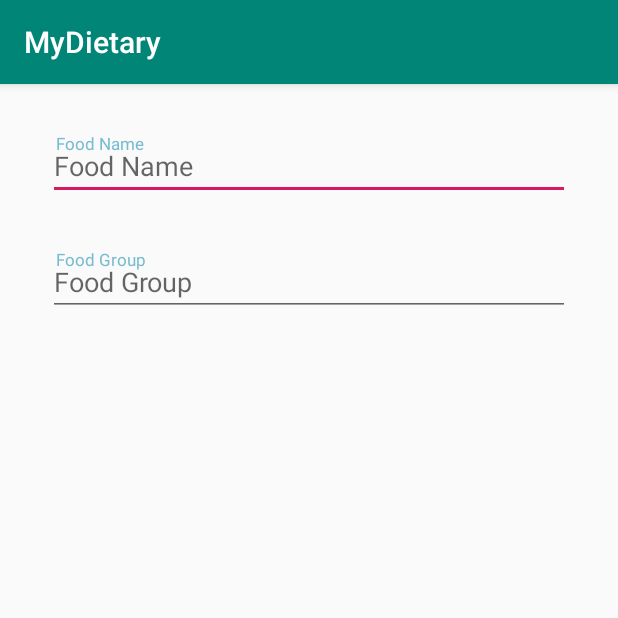
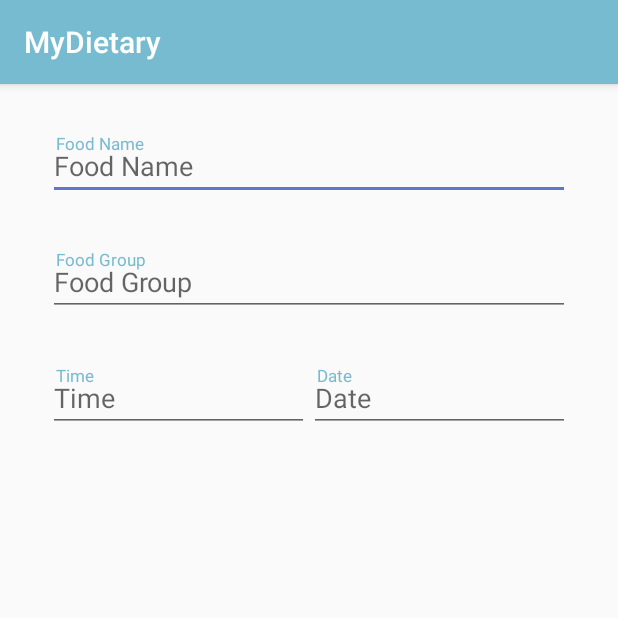
Before and after one commit to eladnaz/mobile-tech, an Android app: the screen it shows after launch (MainActivity), on a phone screen of 412 x 824 dp, the top half of it. Run offline under Robolectric (Android 15) with nearby library versions, the phone set to English and light mode, and no system bars.

Commit message:
Date Time Input added

```diff
--- a/app/src/main/res/layout/activity_main.xml
+++ b/app/src/main/res/layout/activity_main.xml
@@ -57,5 +57,80 @@
         app:layout_constraintStart_toStartOf="@+id/food_group_edit"
         app:layout_constraintTop_toTopOf="@+id/food_group_edit" />
 
+    <LinearLayout
+        android:layout_width="0dp"
+        android:layout_height="wrap_content"
+        android:layout_marginStart="32dp"
+        android:layout_marginTop="32dp"
+        android:layout_marginEnd="32dp"
+        android:orientation="horizontal"
+        app:layout_constraintEnd_toEndOf="parent"
+        app:layout_constraintStart_toStartOf="parent"
+        app:layout_constraintTop_toBottomOf="@+id/food_group_edit">
+
+        <androidx.constraintlayout.widget.ConstraintLayout
+            android:layout_width="0dp"
+            android:layout_height="wrap_content"
+            android:layout_weight="1">
+
+            <TextView
+                android:id="@+id/time_label"
+                android:layout_width="wrap_content"
+                android:layout_height="wrap_content"
+                android:layout_marginStart="5dp"
+                android:text="@string/time"
+                android:textColor="@color/themeLight"
+                android:textSize="5pt"
+                app:layout_constraintStart_toStartOf="@+id/time_edit"
+                app:layout_constraintTop_toTopOf="@+id/time_edit" />
+
+            <EditText
+                android:id="@+id/time_edit"
+                android:layout_width="wrap_content"
+                android:layout_height="wrap_content"
+                android:ems="10"
+                android:hint="@string/time"
+                android:focusable="false"
+                android:inputType="time"
+                app:layout_constraintStart_toStartOf="parent"
+                app:layout_constraintTop_toTopOf="parent" />
+
+        </androidx.constraintlayout.widget.ConstraintLayout>
+
+        <androidx.constraintlayout.widget.ConstraintLayout
+            android:layout_width="0dp"
+            android:layout_height="wrap_content"
+            android:layout_weight="1"
+            app:layout_constraintBottom_toBottomOf="parent"
+            app:layout_constraintEnd_toEndOf="parent"
+            app:layout_constraintStart_toStartOf="parent"
+            app:layout_constraintTop_toTopOf="parent">
+
+            <TextView
+                android:id="@+id/date_label"
+                android:layout_width="wrap_content"
+                android:layout_height="wrap_content"
+                android:layout_marginStart="5dp"
+                android:text="@string/date"
+                android:textColor="@color/themeLight"
+                android:textSize="5pt"
+                app:layout_constraintStart_toStartOf="@+id/date_edit"
+                app:layout_constraintTop_toTopOf="@+id/date_edit" />
+
+            <EditText
+                android:id="@+id/date_edit"
+                android:layout_width="wrap_content"
+                android:layout_height="wrap_content"
+                android:ems="10"
+                android:hint="@string/date"
+                android:inputType="date"
+                android:focusable="false"
+                app:layout_constraintEnd_toEndOf="parent"
+                app:layout_constraintTop_toTopOf="parent" />
+
+        </androidx.constraintlayout.widget.ConstraintLayout>
+
+    </LinearLayout>
+
 
 </androidx.constraintlayout.widget.ConstraintLayout>
--- a/app/src/main/res/values/colors.xml
+++ b/app/src/main/res/values/colors.xml
@@ -4,4 +4,7 @@
     <color name="colorPrimaryDark">#00574B</color>
     <color name="colorAccent">#D81B60</color>
     <color name="themeLight">#77bbd1</color>
+    <color name="themeDark">#6374CB</color>
+    <color name="grey">#808080</color>
+    <color name="white">#FFFFFF</color>
 </resources>
--- a/app/src/main/res/values/strings.xml
+++ b/app/src/main/res/values/strings.xml
@@ -2,4 +2,6 @@
     <string name="app_name">MyDietary</string>
     <string name="food_name">Food Name</string>
     <string name="food_group">Food Group</string>
+    <string name="date">Date</string>
+    <string name="time">Time</string>
 </resources>
--- a/app/src/main/res/values/styles.xml
+++ b/app/src/main/res/values/styles.xml
@@ -3,9 +3,9 @@
     <!-- Base application theme. -->
     <style name="AppTheme" parent="Theme.AppCompat.Light.DarkActionBar">
         <!-- Customize your theme here. -->
-        <item name="colorPrimary">@color/colorPrimary</item>
-        <item name="colorPrimaryDark">@color/colorPrimaryDark</item>
-        <item name="colorAccent">@color/colorAccent</item>
+        <item name="colorPrimary">@color/themeLight</item>
+        <item name="colorPrimaryDark">@color/themeDark</item>
+        <item name="colorAccent">@color/themeDark</item>
     </style>
 
 </resources>
```
Also changed, not shown: app/src/main/java/com/lab/mydietary/MainActivity.java (+64 -4 lines), app/src/main/res/drawable/roundedbuttons.xml (added, +8 -0 lines), app/src/main/res/layout/dialog_date.xml (added, +23 -0 lines), app/src/main/res/layout/dialog_time.xml (added, +27 -0 lines).
